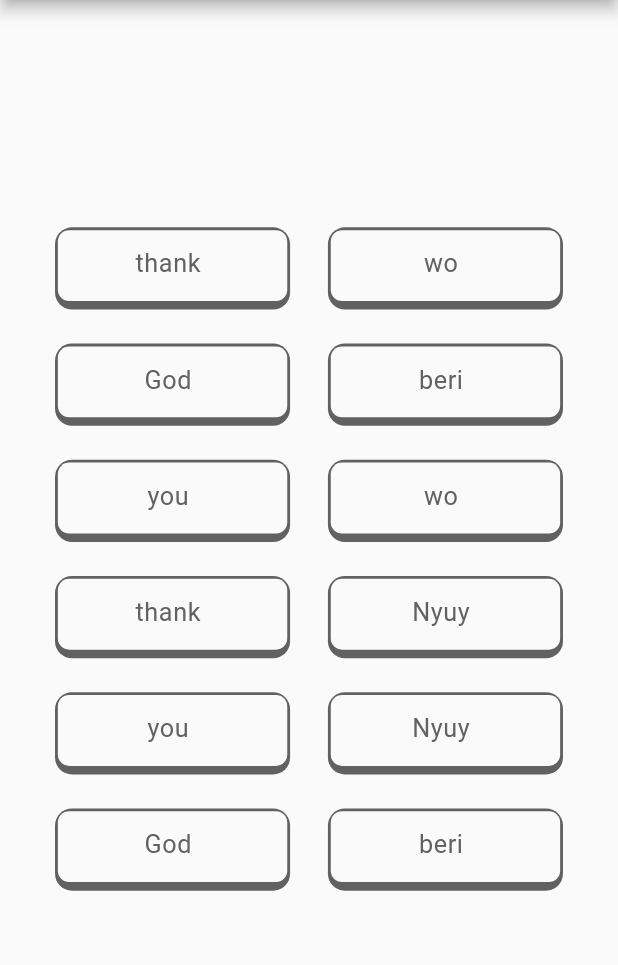
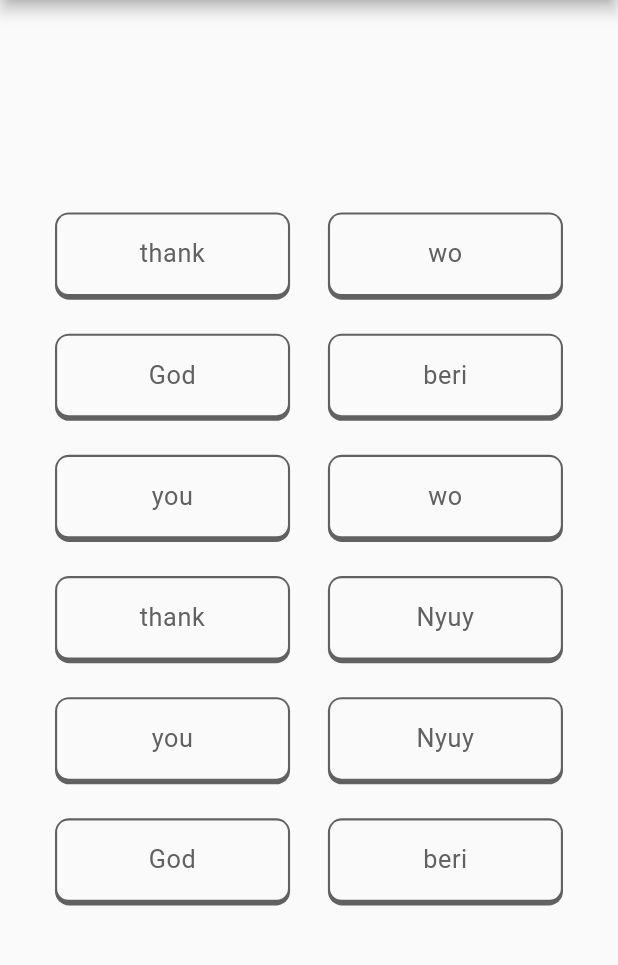
Before and after one commit to obumnwabude/matchword, a Flutter app: the SessionScreen screen opened directly, on a phone screen of 412 x 824 dp, the part 84-1049 px from its top. Run offline on Flutter 3.47's test engine with Material 2 defaults, Android fonts, the phone set to English and light mode, and no system bars; our stand-ins replace flutter_screenutil.

Commit message:
chore: improve dimensions of wordview

```diff
--- a/lib/widgets/word_view.dart
+++ b/lib/widgets/word_view.dart
@@ -25,11 +25,11 @@ class WordView extends StatelessWidget {
       child: AnimatedContainer(
         decoration: BoxDecoration(
           color: color,
-          borderRadius: BorderRadius.circular(12.r),
+          borderRadius: BorderRadius.circular(10.r),
         ),
         duration: const Duration(milliseconds: 500),
         child: Container(
-          margin: EdgeInsets.fromLTRB(2.r, 2.r, 2.r, 6.r),
+          margin: EdgeInsets.fromLTRB(1.5.r, 1.5.r, 1.5.r, 4.r),
           decoration: BoxDecoration(
             color: Theme.of(context).scaffoldBackgroundColor,
             borderRadius: BorderRadius.circular(8.r),
@@ -41,7 +41,7 @@ class WordView extends StatelessWidget {
               splashColor: color,
               onTap: state != WordViewState.matched ? onTap : null,
               child: Padding(
-                padding: EdgeInsets.fromLTRB(2.r, 16.r, 8.r, 16.r),
+                padding: EdgeInsets.fromLTRB(8.r, 20.r, 8.r, 18.r),
                 child: Text(
                   word.word,
                   style: TextStyle(
```
